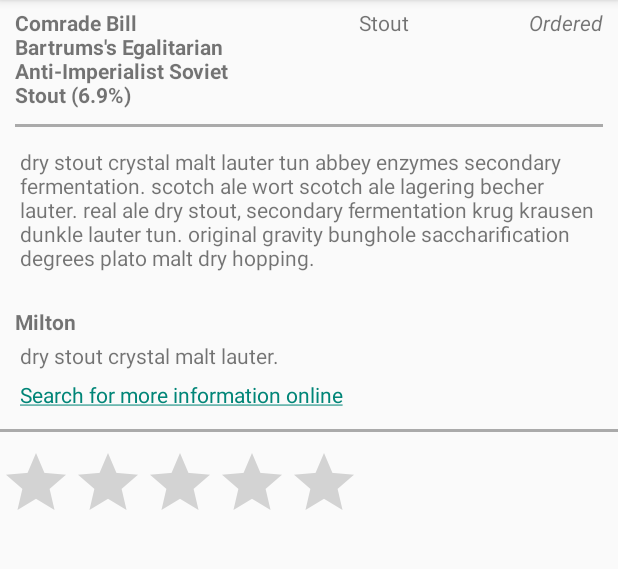
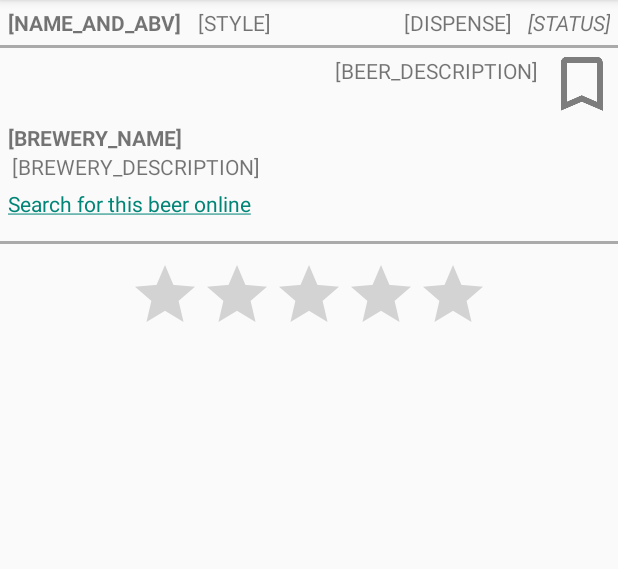
Before and after one commit to richardthe3rd/BeerFestApp, an Android app: the BeerDetailsFragment screen opened directly, with no data from a screen before it, on a phone screen of 412 x 824 dp, the part 84-653 px from its top. Run offline under Robolectric (Android 15) with nearby library versions, the phone set to English and light mode, and no system bars; libraries missing offline, so code that uses them is left out: com.j256.ormlite; 16 statements that could not run were skipped.

Commit message:
fix details layout so stars can be removed, bookmarks and dispense

```diff
--- a/app/src/main/java/ralcock/cbf/view/BeerDetailsFragment.java
+++ b/app/src/main/java/ralcock/cbf/view/BeerDetailsFragment.java
@@ -10,6 +10,8 @@ import android.view.View;
 import android.view.ViewGroup;
 import android.widget.RatingBar;
 import android.widget.TextView;
+import android.widget.ImageView;
+import android.view.View.OnClickListener;
 import com.j256.ormlite.android.apptools.OpenHelperManager;
 import ralcock.cbf.R;
 import ralcock.cbf.actions.BeerSearcher;
@@ -56,6 +58,7 @@ public class BeerDetailsFragment extends Fragment {
 
         fBeerDetailsView.BreweryName.setText(beer.getBrewery().getName());
         fBeerDetailsView.BreweryDescription.setText(beer.getBrewery().getDescription());
+        fBeerDetailsView.BeerDispense.setText(beer.getDispenseMethod());
 
         fBeerDetailsView.BeerRatingBar.setRating(beer.getRating());
 
@@ -65,6 +68,20 @@ public class BeerDetailsFragment extends Fragment {
                     rateBeer(beer, new StarRating(rating));
             }
         });
+
+        if (beer.isIsOnWishList()) {
+            fBeerDetailsView.BookmarkImage.setImageResource(R.drawable.ic_bookmark_black_48dp);
+        } else {
+            fBeerDetailsView.BookmarkImage.setImageResource(R.drawable.ic_bookmark_border_black_48dp);
+        }
+
+        fBeerDetailsView.BookmarkImage.setOnClickListener(new OnClickListener(){
+                @Override
+                public void onClick(View v){
+                    toggleBookmark(beer);
+                }
+            });
+
 
         ClickableSpan clickableSpan = new ClickableSpan() {
             @Override
@@ -85,6 +102,12 @@ public class BeerDetailsFragment extends Fragment {
         displayBeer(beer);
     }
 
+    private void toggleBookmark(Beer beer){
+        beer.setIsOnWishList(!beer.isIsOnWishList());
+        getHelper().getBeers().updateBeer(beer);
+        displayBeer(beer);
+    }
+
     private static final class BeerDetailsView {
 
         final TextView BeerNameAndAbv;
@@ -96,6 +119,8 @@ public class BeerDetailsFragment extends Fragment {
         final TextView BreweryDescription;
         final TextView BeerStatus;
         final TextView SearchOnline;
+        final ImageView BookmarkImage;
+        final TextView BeerDispense;
 
         private BeerDetailsView(final View view) {
             BeerNameAndAbv = (TextView) view.findViewById(R.id.detailsViewBeerNameAndAbv);
@@ -108,6 +133,8 @@ public class BeerDetailsFragment extends Fragment {
             BeerStatus = (TextView) view.findViewById(R.id.detailsViewBeerStatus);
             SearchOnline = (TextView) view.findViewById(R.id.clickToSearchOnline);
             SearchOnline.setMovementMethod(LinkMovementMethod.getInstance());
+            BookmarkImage = (ImageView)view.findViewById(R.id.bookmark_image);
+            BeerDispense = (TextView)view.findViewById(R.id.detailsViewBeerDispense);
         }
     }
 }
--- a/app/src/main/res/layout/beer_details_fragment.xml
+++ b/app/src/main/res/layout/beer_details_fragment.xml
@@ -2,16 +2,14 @@
 
 <ScrollView xmlns:android="http://schemas.android.com/apk/res/android"
             xmlns:app="http://schemas.android.com/apk/res-auto"
-            android:layout_height="fill_parent"
-            android:layout_width="fill_parent"
+            android:layout_height="match_parent"
+            android:layout_width="match_parent"
         >
-
     <LinearLayout xmlns:android="http://schemas.android.com/apk/res/android"
                   android:orientation="vertical"
-                  android:layout_width="fill_parent"
+                  android:layout_width="match_parent"
                   android:layout_height="wrap_content"
                   >
-
         <android.support.v7.widget.Toolbar
             android:id="@+id/my_toolbar"
             android:layout_width="match_parent"
@@ -19,114 +17,124 @@
             android:background="?attr/colorPrimary"
             android:elevation="4dp"
             android:theme="@style/ThemeOverlay.AppCompat.ActionBar"
-        app:popupTheme="@style/ThemeOverlay.AppCompat.Dark"/>
-
-        <TableLayout
-                android:layout_height="fill_parent"
-                android:layout_width="fill_parent"
-                android:stretchColumns="1"
-                android:paddingTop="5dip"
-                android:paddingRight="10dip"
-                android:paddingLeft="10dip"
+            app:popupTheme="@style/ThemeOverlay.AppCompat.Dark"
+            />
+        <RelativeLayout
+            android:layout_height="wrap_content"
+            android:layout_width="match_parent"
             >
-
-            <TableRow>
-
             <TextView
+                android:text="[NAME_AND_ABV]"
                 android:id="@+id/detailsViewBeerNameAndAbv"
-                        android:layout_height="wrap_content"
-                        android:layout_width="fill_parent"
                 android:textStyle="bold"
                 android:maxWidth="150dip"
-                        android:text="Comrade Bill Bartrums's Egalitarian Anti-Imperialist Soviet Stout (6.9%)"
+                android:padding="5dip"
+                android:layout_height="wrap_content"
+                android:layout_width="wrap_content"
+                android:layout_alignParentTop="true"
+                android:layout_alignParentLeft="true"
                 />
-
             <TextView
+                android:text="[STYLE]"
                 android:id="@+id/detailsViewBeerStyle"
+                android:padding="5dip"
                 android:layout_height="wrap_content"
-                        android:layout_width="fill_parent"
-                        android:text="Stout"
-                        android:layout_gravity="center_horizontal"
+                android:layout_width="wrap_content"
+                android:layout_alignParentTop="true"
+                android:layout_toRightOf="@id/detailsViewBeerNameAndAbv"
                 />
-
             <TextView
-                        android:id="@+id/detailsViewBeerStatus"
-                        android:text="Ordered"
+                android:text="[DISPENSE]"
+                android:id="@+id/detailsViewBeerDispense"
+                android:padding="5dip"
+                android:textAllCaps="true"
+                android:layout_height="wrap_content"
+                android:layout_width="wrap_content"
+                android:layout_alignParentTop="true"
+                android:layout_toLeftOf="@+id/detailsViewBeerStatus"
+                />
+            <TextView
+                android:text="[STATUS]"
+                android:id="@id/detailsViewBeerStatus"
                 android:textStyle="italic"
-                        android:layout_gravity="right"
+                android:padding="5dip"
+                android:layout_height="wrap_content"
+                android:layout_width="wrap_content"
+                android:layout_alignParentTop="true"
+                android:layout_alignParentRight="true"
                 />
-            </TableRow>
-
             <View
-                    android:layout_width="fill_parent"
+                android:id="@+id/seperator1"
+                android:background="@android:color/darker_gray"
+                android:layout_height="2dip"
+                android:layout_width="match_parent"
+                android:layout_below="@id/detailsViewBeerNameAndAbv"
+                />
+            <TextView
+                android:text="[BEER_DESCRIPTION]"
+                android:id="@+id/detailsViewBeerDescription"
+                android:padding="5dip"
+                android:autoLink="all"
+                android:textIsSelectable="true"
+                android:layout_height="wrap_content"
+                android:layout_width="wrap_content"
+                android:layout_marginBottom="20dp"
+                android:layout_below="@id/seperator1"
+                android:layout_toLeftOf="@+id/bookmark_image"
+                />
+            <ImageView
+                android:id="@id/bookmark_image"
+                android:src="@drawable/ic_bookmark_border_black_48dp"
+                android:alpha="0.5"
+                android:scaleType="centerCrop"
+                android:layout_height="wrap_content"
+                android:layout_width="wrap_content"
+                android:layout_below="@id/seperator1"
+                android:layout_alignParentRight="true"
+                />
+            <TextView
+                android:text="[BREWERY_NAME]"
+                android:id="@+id/detailsViewBreweryName"
+                android:textStyle="bold"
+                android:paddingLeft="5dip"
+                android:layout_height="wrap_content"
+                android:layout_width="wrap_content"
+                android:layout_alignParentLeft="true"
+                android:layout_below="@id/detailsViewBeerDescription"
+                />
+            <TextView
+                android:text="[BREWERY_DESCRIPTION]"
+                android:id="@+id/detailsViewBreweryDescription"
+                android:paddingLeft="8dip"
+                android:layout_width="match_parent"
+                android:layout_height="wrap_content"
+                android:layout_alignParentLeft="true"
+                android:layout_below="@id/detailsViewBreweryName"
+                />
+            <TextView
+                android:text="@string/search_online"
+                android:id="@+id/clickToSearchOnline"
+                android:padding="5dip"
+                android:layout_width="match_parent"
+                android:layout_height="wrap_content"
+                android:layout_alignParentLeft="true"
+                android:layout_below="@id/detailsViewBreweryDescription"
+                />
+        </RelativeLayout>
+        <View
+            android:background="@android:color/darker_gray"
+            android:layout_width="match_parent"
             android:layout_height="2dip"
             android:layout_marginTop="10dip"
             android:layout_marginBottom="10dip"
-                    android:background="@android:color/darker_gray"
             />
-
-            <TableRow>
-
-                <TextView
-                        android:id="@+id/detailsViewBeerDescription"
-                        android:padding="3dip"
-                        android:layout_width="fill_parent"
-                        android:layout_span="33"
-                        android:layout_height="wrap_content"
-                        android:layout_marginBottom="20dp"
-                        android:text="dry stout crystal malt lauter tun abbey enzymes secondary fermentation. scotch ale wort scotch ale lagering becher lauter. real ale dry stout, secondary fermentation krug krausen dunkle lauter tun. original gravity bunghole saccharification degrees plato malt dry hopping."
-                        />
-            </TableRow>
-
-            <TableRow>
-
-                <TextView
-                        android:id="@+id/detailsViewBreweryName"
-                        android:textStyle="bold"
-                        android:text="Milton"
-                        />
-            </TableRow>
-
-            <TableRow>
-
-                <TextView
-                        android:id="@+id/detailsViewBreweryDescription"
-                        android:layout_width="fill_parent"
-                        android:layout_span="3"
-                        android:layout_height="wrap_content"
-                        android:padding="3dip"
-                        android:text="dry stout crystal malt lauter."
-                        />
-            </TableRow>
-
-            <TableRow>
-
-                <TextView
-                        android:id="@+id/clickToSearchOnline"
-                        android:layout_width="fill_parent"
-                        android:layout_span="3"
-                        android:layout_height="wrap_content"
-                        android:padding="3dip"
-                        android:text="@string/search_online"
-                        />
-            </TableRow>
-        </TableLayout>
-
-        <View
-                android:layout_width="fill_parent"
-                android:layout_height="2dip"
-                android:layout_marginTop="10dip"
-                android:layout_marginBottom="10dip"
-                android:background="@android:color/darker_gray"
-                />
-
         <RatingBar
             android:id="@+id/detailsViewBeerRatingBar"
+            android:numStars="5"
+            android:stepSize="1"
             android:layout_width="wrap_content"
             android:layout_height="wrap_content"
-                android:numStars="5"
-                android:stepSize="1"
+            android:layout_gravity="center_horizontal"
             />
     </LinearLayout>
-
 </ScrollView>
--- a/app/src/main/res/layout/beer_listitem.xml
+++ b/app/src/main/res/layout/beer_listitem.xml
@@ -68,6 +68,7 @@
             android:layout_height="wrap_content"
             android:layout_width="wrap_content"
             android:src="@drawable/ic_bookmark_border_black_48dp"
+            android:alpha="0.5"
             android:scaleType="centerInside"
             android:layout_alignParentTop="true"
             android:layout_alignParentRight="true"
--- a/app/src/main/res/values/strings.xml
+++ b/app/src/main/res/values/strings.xml
@@ -40,7 +40,7 @@
 
     <string name="updating_database">Updating database</string>
     <string name="about_this_application">About</string>
-    <string name="search_online">Search for more information online</string>
+    <string name="search_online">Search for this beer online</string>
 
     <string name="update_notification_title">Updating Beers</string>
     <string name="update_in_progress_notification_text">Downloading and Updating Beers</string>
```
Also changed, not shown: app/src/main/res/layout/beer_details_activity.xml (+7 -5 lines). Lines whose indentation alone changed are shown as unchanged.
